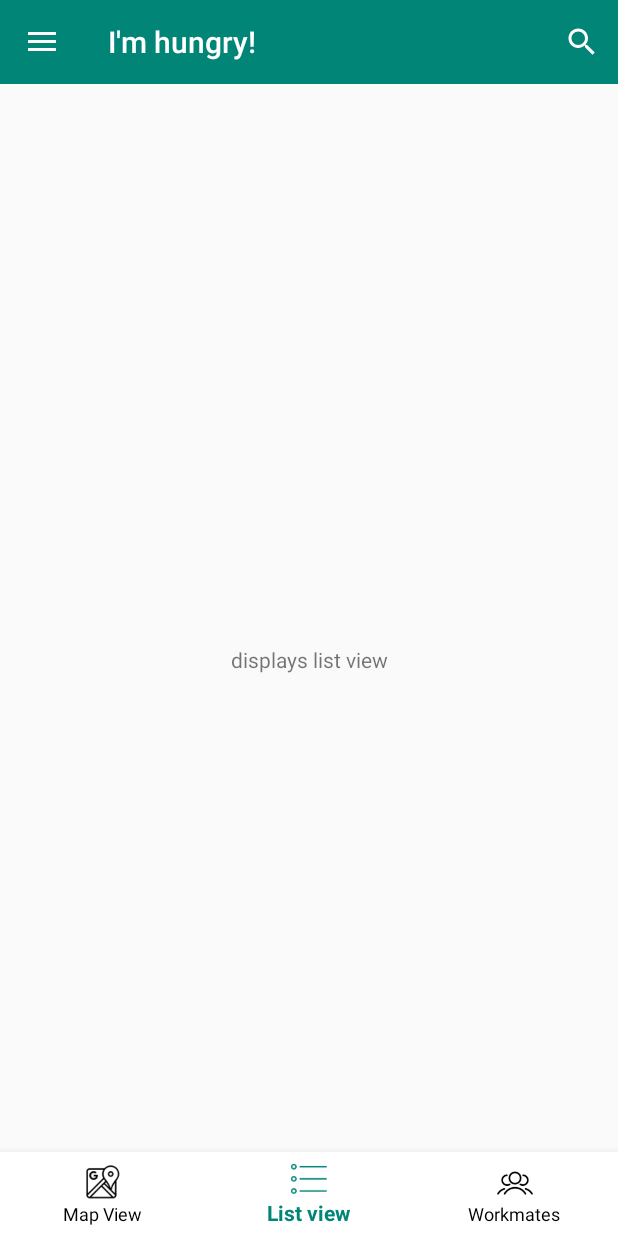
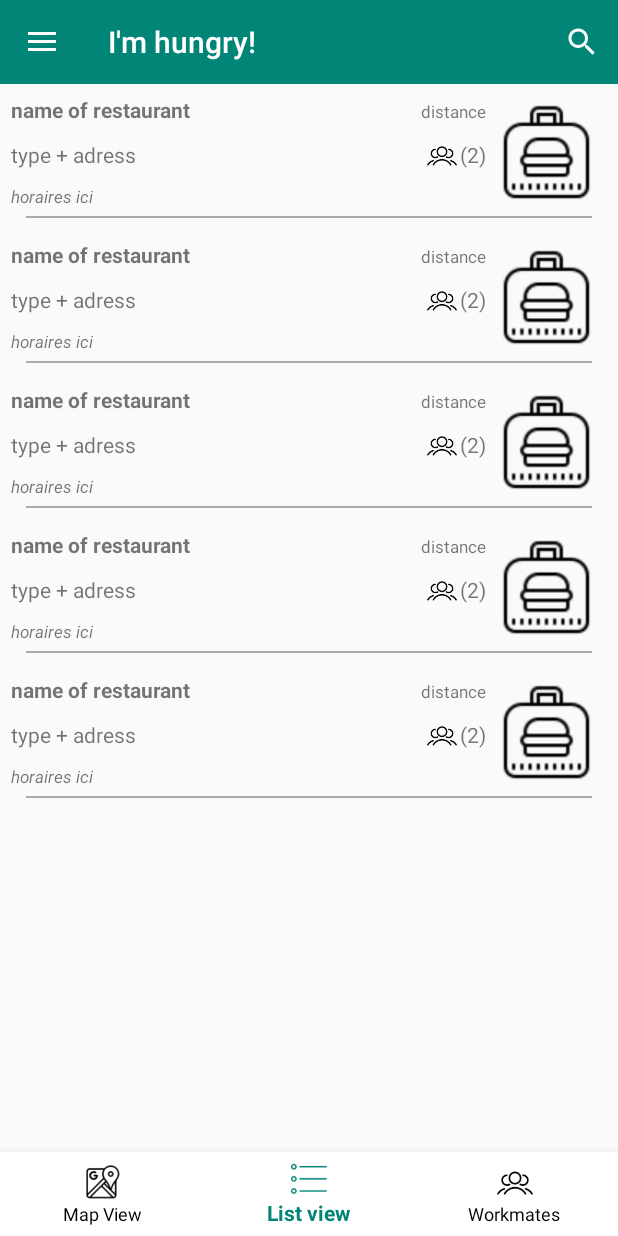
Before and after one commit to Bbenforado/Go4Lunch, an Android app: the screen it shows after launch (MainActivity), item 2 of the bottom bar chosen, on a phone screen of 412 x 824 dp. Run offline under Robolectric (Android 15) with nearby library versions, the phone set to English and light mode, and no system bars; our stand-ins replace ButterKnife, Firebase (no records; nobody signed in at launch, a user with empty details on screens opened directly); libraries missing offline, so code that uses them is left out: com.facebook, com.facebook.appevents, com.firebase.ui; 1 statement that could not run was skipped.

Commit message:
- added recycler view for second fragment

```diff
--- /dev/null
+++ b/app/src/main/java/com/example/blanche/go4lunch/adapters/RecyclerViewAdapter.java
@@ -0,0 +1,43 @@
+package com.example.blanche.go4lunch.adapters;
+
+import android.content.Context;
+import android.support.annotation.NonNull;
+import android.support.v7.widget.RecyclerView;
+import android.view.LayoutInflater;
+import android.view.View;
+import android.view.ViewGroup;
+import android.widget.ImageView;
+import android.widget.TextView;
+
+import com.example.blanche.go4lunch.R;
+
+import butterknife.BindView;
+
+public class RecyclerViewAdapter extends RecyclerView.Adapter<RestaurantViewHolder> {
+
+
+
+
+    public RecyclerViewAdapter() {
+
+    }
+
+    @NonNull
+    @Override
+    public RestaurantViewHolder onCreateViewHolder(@NonNull ViewGroup viewGroup, int i) {
+        Context context = viewGroup.getContext();
+        LayoutInflater inflater = LayoutInflater.from(context);
+        View view = inflater.inflate(R.layout.fragment_second_item, viewGroup, false);
+        return new RestaurantViewHolder(view);
+    }
+
+    @Override
+    public void onBindViewHolder(@NonNull RestaurantViewHolder holder, int position) {
+       // holder.updateWithRestaurant()
+    }
+
+    @Override
+    public int getItemCount() {
+        return 5;
+    }
+}
--- /dev/null
+++ b/app/src/main/java/com/example/blanche/go4lunch/adapters/RestaurantViewHolder.java
@@ -0,0 +1,30 @@
+package com.example.blanche.go4lunch.adapters;
+
+import android.support.v7.widget.RecyclerView;
+import android.view.View;
+import android.widget.ImageView;
+import android.widget.TextView;
+
+import com.example.blanche.go4lunch.R;
+
+import butterknife.BindView;
+import butterknife.ButterKnife;
+
+public class RestaurantViewHolder extends RecyclerView.ViewHolder {
+
+    @BindView(R.id.fragment_page_item_image)
+    ImageView imageView;
+    @BindView(R.id.restaurant_name)
+    TextView textViewName;
+    @BindView(R.id.distance) TextView distance;
+    @BindView(R.id.typeAndAdress) TextView typeAndAdress;
+    @BindView(R.id.workmates_images) ImageView workmatesImage;
+    @BindView(R.id.number_of_workmates) TextView numberTextView;
+    @BindView(R.id.horaires) TextView horairesTextView;
+
+
+    public RestaurantViewHolder(View itemView) {
+        super(itemView);
+        ButterKnife.bind(this, itemView);
+    }
+}
--- a/app/src/main/java/com/example/blanche/go4lunch/fragments/SecondPageFragment.java
+++ b/app/src/main/java/com/example/blanche/go4lunch/fragments/SecondPageFragment.java
@@ -1,13 +1,22 @@
 package com.example.blanche.go4lunch.fragments;
 
 
+import android.content.Intent;
 import android.os.Bundle;
 import android.support.v4.app.Fragment;
+import android.support.v4.widget.SwipeRefreshLayout;
+import android.support.v7.widget.LinearLayoutManager;
+import android.support.v7.widget.RecyclerView;
 import android.view.LayoutInflater;
 import android.view.View;
 import android.view.ViewGroup;
 
 import com.example.blanche.go4lunch.R;
+import com.example.blanche.go4lunch.adapters.RecyclerViewAdapter;
+import com.example.blanche.go4lunch.utils.ItemClickSupport;
+
+import butterknife.BindView;
+import butterknife.ButterKnife;
 
 /**
  * A simple {@link Fragment} subclass.
@@ -15,16 +24,67 @@ import com.example.blanche.go4lunch.R;
 public class SecondPageFragment extends Fragment {
 
     public static final String KEY_POSITION = "position";
+    private static final String KEY_RESTAURANT = "restaurant";
+    public static final String RESTAURANT_NAME = "name";
+    Bundle bundle;
+    private RecyclerViewAdapter adapter;
+
+    @BindView(R.id.fragment_second_page_recycler_view)
+    RecyclerView recyclerView;
+    @BindView(R.id.fragment_second_page_swipe_container)
+    SwipeRefreshLayout swipeRefreshLayout;
 
     public SecondPageFragment() {
         // Required empty public constructor
     }
 
+    public static SecondPageFragment newInstance(int position) {
+        SecondPageFragment fragment = new SecondPageFragment();
+        Bundle args = new Bundle();
+        args.putInt(KEY_POSITION, position);
+        fragment.setArguments(args);
+        return fragment;
+    }
+
     @Override
     public View onCreateView(LayoutInflater inflater, ViewGroup container,
                              Bundle savedInstanceState) {
-        // Inflate the layout for this fragment
-        return inflater.inflate(R.layout.fragment_second_page, container, false);
+        View result = inflater.inflate(R.layout.fragment_second_page, container, false);
+        ButterKnife.bind(this, result);
+        configureRecyclerView();
+        return result;
+    }
+
+    //--------------------
+    //CONFIGURATION
+    //-------------------
+    private void configureRecyclerView() {
+        //here we fetch an arrayList of objects restaurants and set the adapter to the
+        //recycler view, something like:
+        //restaurantResultsList = new ArrayList<>();
+        adapter = new RecyclerViewAdapter();
+        recyclerView.setAdapter(adapter);
+        recyclerView.setLayoutManager(new LinearLayoutManager(getActivity()));
+    }
+
+    private void configureSwipeRefreshLayout() {
+        swipeRefreshLayout.setOnRefreshListener(new SwipeRefreshLayout.OnRefreshListener() {
+            @Override
+            public void onRefresh() {
+                //refresh the page, request the api
+            }
+        });
+    }
+
+    private void configureOnClickRecyclerView() {
+        ItemClickSupport.addTo(recyclerView, R.layout.fragment_second_item)
+                .setOnItemClickListener(new ItemClickSupport.OnItemClickListener() {
+                    @Override
+                    public void onItemClicked(RecyclerView recyclerView, int position, View v) {
+                       //LAUNCH RESTAURANT ACTIVITY
+                        //which displays picture of restaurant and some informations
+                    }
+                });
     }
 
 }
--- /dev/null
+++ b/app/src/main/res/layout/fragment_second_item.xml
@@ -0,0 +1,106 @@
+<LinearLayout
+    xmlns:android="http://schemas.android.com/apk/res/android"
+    android:orientation="vertical"
+    android:layout_width="match_parent"
+    android:layout_height="wrap_content"
+    android:padding="7dip">
+
+    <RelativeLayout
+        android:layout_width="match_parent"
+        android:layout_height="wrap_content">
+
+        <ImageView
+            android:id="@+id/fragment_page_item_image"
+            android:layout_width="70dip"
+            android:layout_height="70dip"
+            android:layout_margin="5dp"
+            android:scaleType="centerCrop"
+            android:layout_alignParentRight="true"
+            android:src="@drawable/ic_your_lunch"/>
+
+        <RelativeLayout
+            android:layout_width="match_parent"
+            android:layout_height="wrap_content"
+            android:layout_toLeftOf="@+id/fragment_page_item_image">
+
+            <RelativeLayout
+                android:id="@+id/layout_name_distance"
+                android:layout_width="match_parent"
+                android:layout_height="wrap_content"
+                android:orientation="horizontal">
+                <TextView
+                    android:id="@+id/restaurant_name"
+                    android:layout_width="wrap_content"
+                    android:layout_height="wrap_content"
+                    android:text="name of restaurant"
+                    android:textStyle="bold"/>
+
+                <TextView
+                    android:id="@+id/distance"
+                    android:layout_width="wrap_content"
+                    android:layout_height="wrap_content"
+                    android:text="distance"
+                    android:textSize="11sp"
+                    android:paddingTop="3dp"
+                    android:layout_alignParentRight="true"/>
+            </RelativeLayout>
+
+            <RelativeLayout
+                android:layout_width="match_parent"
+                android:layout_height="wrap_content"
+                android:orientation="horizontal"
+                android:layout_marginTop="30dp">
+
+                <TextView
+                    android:id="@+id/typeAndAdress"
+                    android:layout_width="wrap_content"
+                    android:layout_height="wrap_content"
+                    android:text="type + adress"/>
+
+                <ImageView
+                    android:id="@+id/workmates_images"
+                    android:layout_width="20dp"
+                    android:layout_height="20dp"
+                    android:layout_toLeftOf="@+id/number_of_workmates"
+                    android:layout_marginRight="2dp"
+                    android:src="@drawable/ic_workmates"/>
+
+                <TextView
+                    android:id="@+id/number_of_workmates"
+                    android:layout_width="wrap_content"
+                    android:layout_height="wrap_content"
+                    android:text="(2)"
+                    android:layout_alignParentRight="true"/>
+
+            </RelativeLayout>
+
+            <RelativeLayout
+                android:layout_width="match_parent"
+                android:layout_height="wrap_content"
+                android:layout_marginTop="60dp">
+
+                <TextView
+                    android:id="@+id/horaires"
+                    android:layout_width="wrap_content"
+                    android:layout_height="wrap_content"
+                    android:text="horaires ici"
+                    android:textStyle="italic"
+                    android:textSize="11sp"/>
+
+            </RelativeLayout>
+
+        </RelativeLayout>
+
+
+    </RelativeLayout>
+    <View
+        android:layout_width="match_parent"
+        android:layout_height="1dp"
+        android:layout_marginStart="10dp"
+        android:layout_marginEnd="10dp"
+        android:layout_marginRight="10dp"
+        android:layout_marginLeft="10dp"
+        android:background="@android:color/darker_gray"/>
+
+
+</LinearLayout>
--- a/app/src/main/res/layout/fragment_second_page.xml
+++ b/app/src/main/res/layout/fragment_second_page.xml
@@ -1,15 +1,14 @@
 <?xml version="1.0" encoding="utf-8"?>
-<FrameLayout xmlns:android="http://schemas.android.com/apk/res/android"
-    xmlns:tools="http://schemas.android.com/tools"
+<android.support.v4.widget.SwipeRefreshLayout
+    xmlns:android="http://schemas.android.com/apk/res/android"
+    android:id="@+id/fragment_second_page_swipe_container"
     android:layout_width="match_parent"
-    android:layout_height="match_parent"
-    tools:context=".fragments.SecondPageFragment">
+    android:layout_height="match_parent">
 
-    <!-- TODO: Update blank fragment layout -->
-    <TextView
+
+    <android.support.v7.widget.RecyclerView
+        android:id="@+id/fragment_second_page_recycler_view"
         android:layout_width="match_parent"
-        android:layout_height="match_parent"
-        android:text="displays list view"
-        android:gravity="center"/>
+        android:layout_height="match_parent" />
 
-</FrameLayout>
+</android.support.v4.widget.SwipeRefreshLayout>
```
Also changed, not shown: app/src/main/java/com/example/blanche/go4lunch/utils/ItemClickSupport.java (added, +95 -0 lines), app/src/main/res/layout/fragment_third_page.xml (+9 -10 lines).
